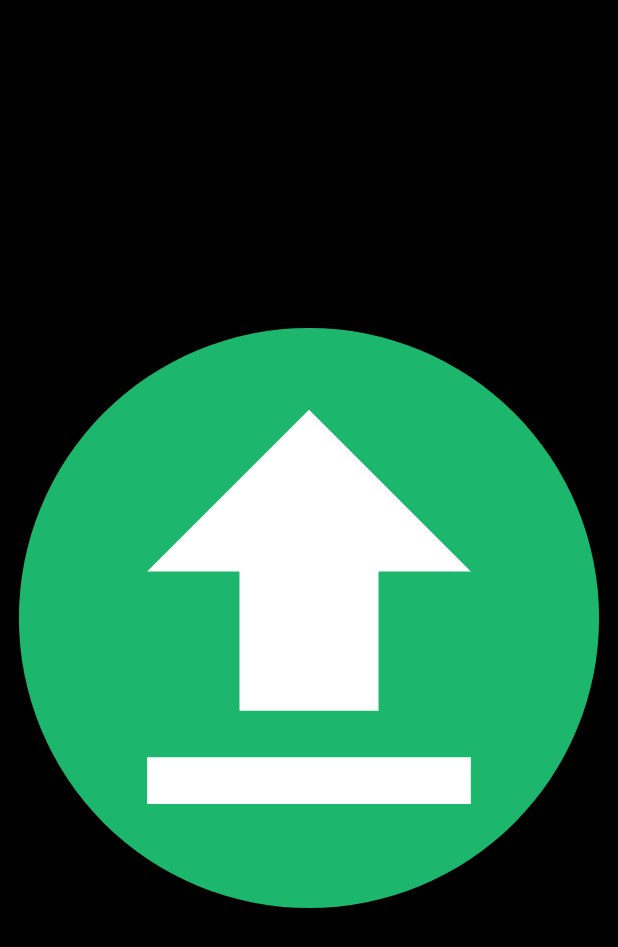
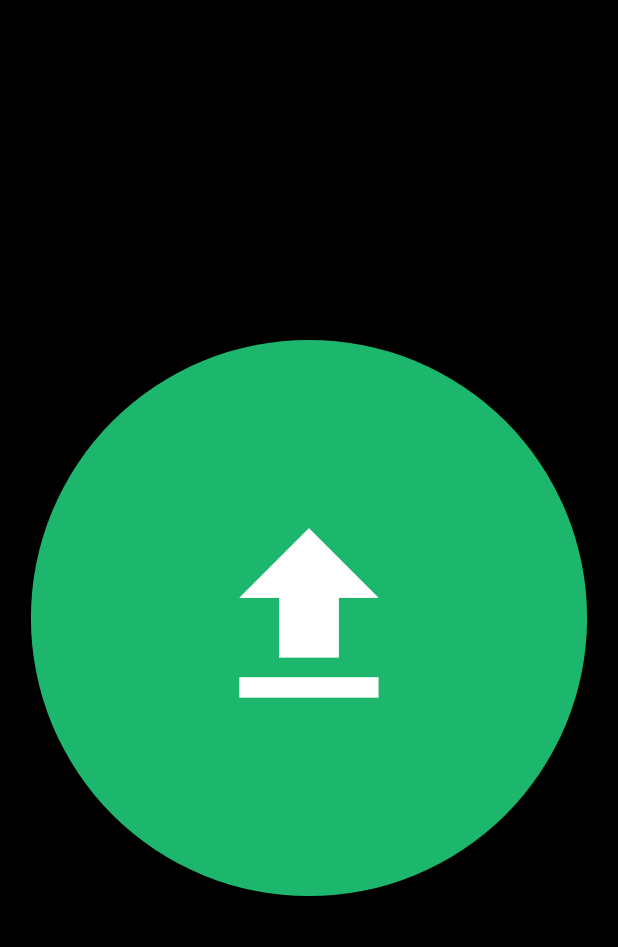
Before and after one commit to jmshrv/ImgurUp, a Flutter app: the screen it shows after launch, on a phone screen of 412 x 824 dp. Shown: the top 947 px of the screen. Run offline on Flutter 3.47's test engine with Material 2 defaults, Android fonts, the phone set to English and light mode, and no system bars; our stand-ins replace image_picker; missing offline and left inert: imgur.

Commit message:
Replaced janky custom button with a big FAB, bumped version

```diff
--- a/lib/screens/MainScreen.dart
+++ b/lib/screens/MainScreen.dart
@@ -5,6 +5,7 @@ class MainScreen extends StatelessWidget {
 
   double _calculateButtonSize(BuildContext context) {
     // We can't just use the screen width to resize the button because if the screen is landscape, the button won't look right.
+    // This function needs the context because MediaQuery needs it.
 
     double width = MediaQuery.of(context).size.width;
     double height = MediaQuery.of(context).size.height;
@@ -23,19 +24,17 @@ class MainScreen extends StatelessWidget {
         child: Semantics(
           button: true,
           label: "Upload",
-          child: Ink(
-            decoration: ShapeDecoration(
-                shape: CircleBorder(),
-                color: Color.fromARGB(255, 28, 183, 109)),
-            child: IconButton(
-              icon: Icon(
-                Icons.file_upload,
-                color: Colors.white,
-              ),
-              iconSize: _calculateButtonSize(context),
-              onPressed: () {
-                Navigator.of(context).pushReplacementNamed("/uploading");
-              },
+          child: Container(
+            width: _calculateButtonSize(context),
+            height: _calculateButtonSize(context),
+            child: FittedBox(
+              child: FloatingActionButton(
+                  child: Icon(
+                    Icons.file_upload,
+                    color: Colors.white,
+                  ),
+                  onPressed: () =>
+                      Navigator.of(context).pushReplacementNamed("/uploading")),
             ),
           ),
         ),
--- a/pubspec.yaml
+++ b/pubspec.yaml
@@ -15,7 +15,7 @@ publish_to: 'none' # Remove this line if you wish to publish to pub.dev
 # In iOS, build-name is used as CFBundleShortVersionString while build-number used as CFBundleVersion.
 # Read more about iOS versioning at
 # https://developer.apple.com/library/archive/documentation/General/Reference/InfoPlistKeyReference/Articles/CoreFoundationKeys.html
-version: 1.1.0
+version: 1.1.1
 
 environment:
   sdk: ">=2.7.0 <3.0.0"
```
